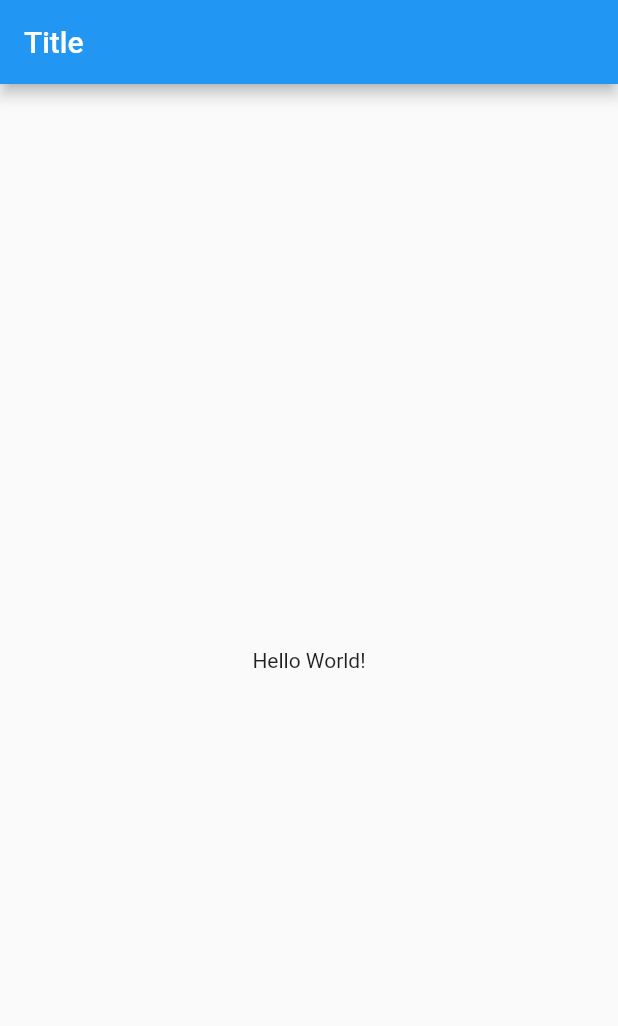
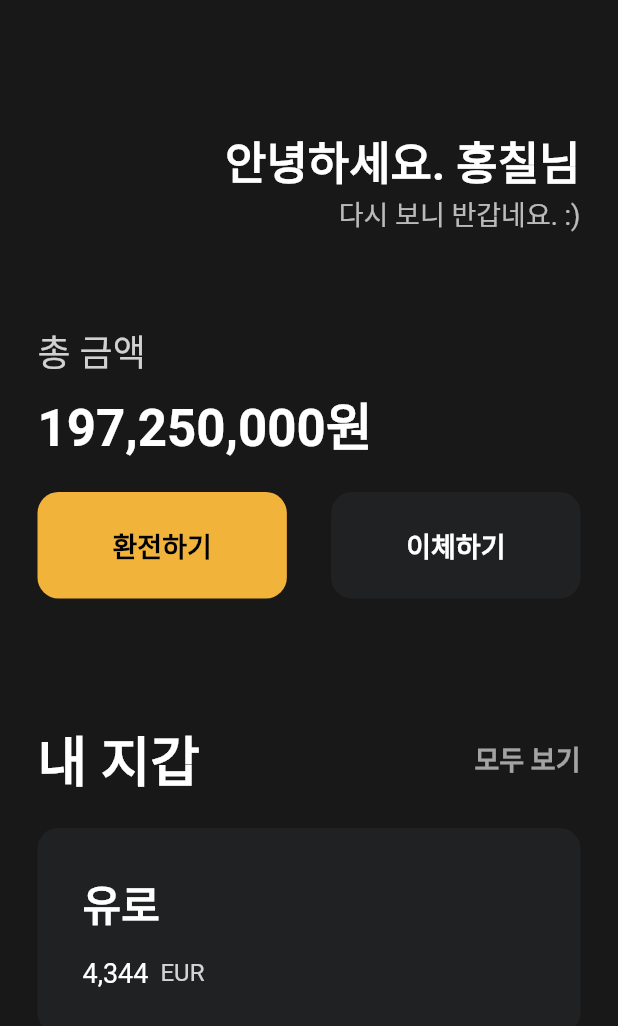
Before and after one commit to wannabeing/wa-toon, a Flutter app: the screen it shows after launch, on a phone screen of 412 x 824 dp. Shown: the top 1026 px of the screen. Run offline on Flutter 3.47's test engine with Material 2 defaults, Android fonts, the phone set to English and light mode, and no system bars.

Commit message:
ADD Btn UI

```diff
--- a/lib/main.dart
+++ b/lib/main.dart
@@ -1,4 +1,5 @@
 import 'package:flutter/material.dart';
+import 'package:watoon/widgets/btn.dart';
 
 void main() {
   runApp(MyApp());
@@ -9,11 +10,158 @@ class MyApp extends StatelessWidget {
   Widget build(BuildContext context) {
     return MaterialApp(
       home: Scaffold(
-        appBar: AppBar(
-          title: Text("Title"),
-        ),
-        body: Center(
-          child: Text("Hello World!"),
+        backgroundColor: const Color(0xFF181818),
+        body: Padding(
+          padding: const EdgeInsets.symmetric(
+            horizontal: 25,
+            vertical: 5,
+          ),
+          child: Column(
+            crossAxisAlignment: CrossAxisAlignment.start,
+            children: [
+              const SizedBox(
+                height: 80,
+              ),
+              Row(
+                mainAxisAlignment: MainAxisAlignment.end,
+                children: [
+                  Column(
+                    crossAxisAlignment: CrossAxisAlignment.end,
+                    children: [
+                      const Text(
+                        "안녕하세요. 홍칠님",
+                        style: TextStyle(
+                            color: Colors.white,
+                            fontWeight: FontWeight.bold,
+                            fontSize: 30),
+                      ),
+                      Text(
+                        '다시 보니 반갑네요. :)',
+                        style: TextStyle(
+                            color: Colors.white.withOpacity(0.7), fontSize: 18),
+                      ),
+                    ],
+                  ),
+                ],
+              ),
+              const SizedBox(
+                height: 60,
+              ),
+              Text(
+                "총 금액",
+                style: TextStyle(
+                  color: Colors.white.withOpacity(0.8),
+                  fontSize: 24,
+                ),
+              ),
+              const SizedBox(
+                height: 6,
+              ),
+              const Text(
+                "197,250,000원",
+                style: TextStyle(
+                  color: Colors.white,
+                  fontSize: 34,
+                  fontWeight: FontWeight.bold,
+                ),
+              ),
+              const SizedBox(
+                height: 20,
+              ),
+              Row(
+                mainAxisAlignment: MainAxisAlignment.spaceBetween,
+                children: const [
+                  Btn(
+                    btnText: "환전하기",
+                    textColor: Colors.black,
+                    bgColor: Color(0xFFF1B33A),
+                  ),
+                  Btn(
+                    btnText: "이체하기",
+                    textColor: Colors.white,
+                    bgColor: Color(0xFF1F2123),
+                  ),
+                ],
+              ),
+              const SizedBox(
+                height: 80,
+              ),
+              Row(
+                mainAxisAlignment: MainAxisAlignment.spaceBetween,
+                children: [
+                  const Text(
+                    '내 지갑',
+                    style: TextStyle(
+                      color: Colors.white,
+                      fontSize: 36,
+                      fontWeight: FontWeight.w800,
+                    ),
+                  ),
+                  Text(
+                    '모두 보기',
+                    style: TextStyle(
+                      color: Colors.white.withOpacity(0.6),
+                      fontSize: 18,
+                      fontWeight: FontWeight.w800,
+                    ),
+                  ),
+                ],
+              ),
+              const SizedBox(
+                height: 20,
+              ),
+              Container(
+                decoration: BoxDecoration(
+                  color: const Color(0xFF1F2123),
+                  borderRadius: BorderRadius.circular(14),
+                ),
+                child: Padding(
+                  padding: const EdgeInsets.all(30),
+                  child: Row(
+                    children: [
+                      Column(
+                        crossAxisAlignment: CrossAxisAlignment.start,
+                        children: [
+                          const Text(
+                            '유로',
+                            style: TextStyle(
+                              color: Colors.white,
+                              fontSize: 28,
+                              fontWeight: FontWeight.bold,
+                            ),
+                          ),
+                          const SizedBox(
+                            height: 15,
+                          ),
+                          Row(
+                            children: [
+                              const Text(
+                                '4,344',
+                                style: TextStyle(
+                                  color: Colors.white,
+                                  fontSize: 18,
+                                ),
+                              ),
+                              const SizedBox(
+                                width: 8,
+                              ),
+                              Text(
+                                'EUR',
+                                style: TextStyle(
+                                  color: Colors.white.withOpacity(0.8),
+                                  fontSize: 16,
+                                ),
+                              ),
+                            ],
+                          ),
+                        ],
+                      ),
+                    ],
+                  ),
+                ),
+              ),
+            ],
+          ),
         ),
       ),
     );
--- /dev/null
+++ b/lib/widgets/btn.dart
@@ -0,0 +1,37 @@
+import 'package:flutter/material.dart';
+
+class Btn extends StatelessWidget {
+  final String btnText;
+  final Color textColor;
+  final Color bgColor;
+
+  const Btn(
+      {super.key,
+      required this.btnText,
+      required this.textColor,
+      required this.bgColor});
+
+  @override
+  Widget build(BuildContext context) {
+    return Container(
+      decoration: BoxDecoration(
+        color: bgColor,
+        borderRadius: BorderRadius.circular(14),
+      ),
+      child: Padding(
+        padding: const EdgeInsets.symmetric(
+          horizontal: 50,
+          vertical: 22,
+        ),
+        child: Text(
+          btnText,
+          style: TextStyle(
+            color: textColor,
+            fontWeight: FontWeight.w600,
+            fontSize: 18,
+          ),
+        ),
+      ),
+    );
+  }
+}
```
